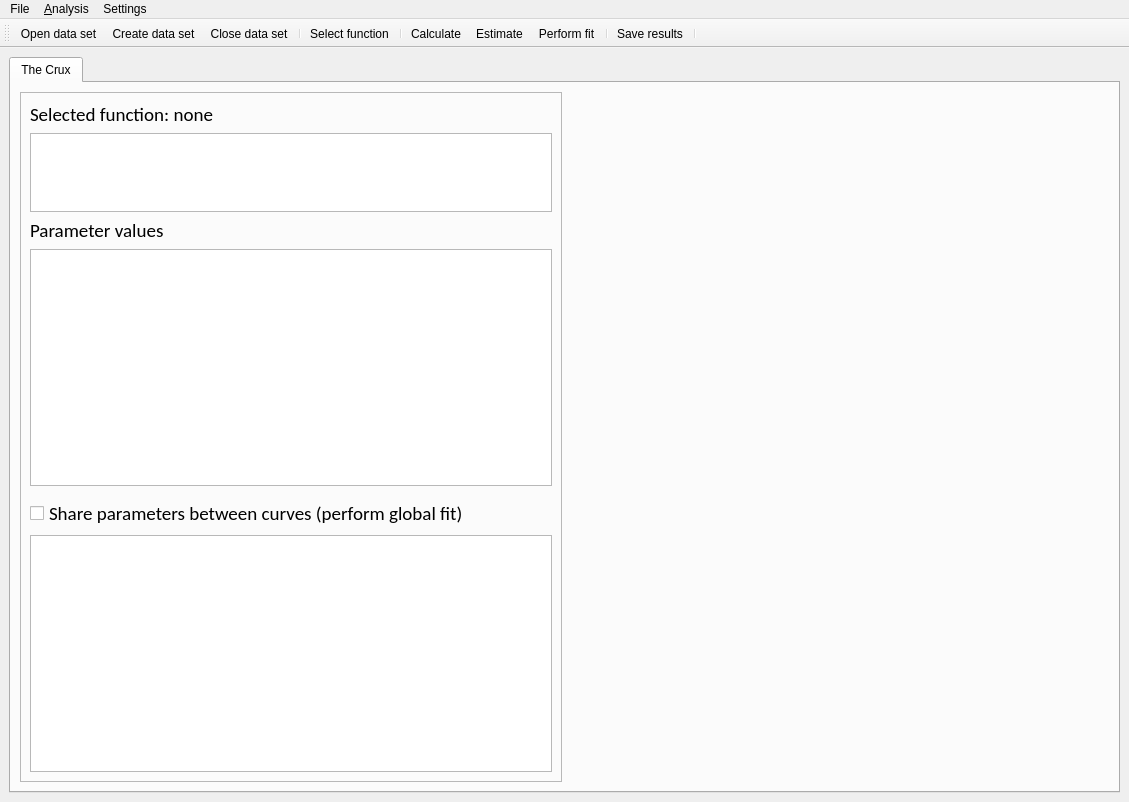
Before: the Qt Designer form Resources/UI/blits.ui in ubenu/Blits, drawn with Qt 5.
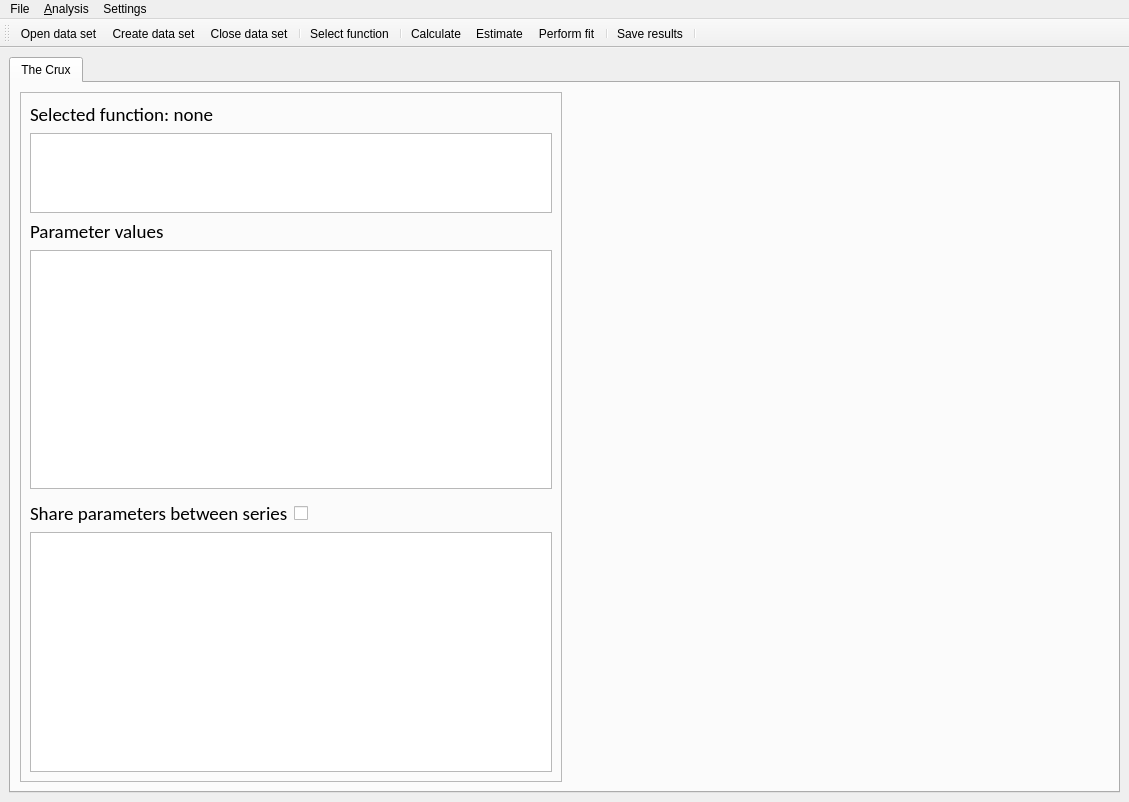
After: the same form once the commit is applied. Icons and pictures are not drawn.

Commit message: leftovers (previous commit is the important one)

The edit to the form file:
```diff
--- a/Resources/UI/blits.ui
+++ b/Resources/UI/blits.ui
@@ -141,7 +141,28 @@
             </layout>
            </item>
            <item>
+            <layout class="QHBoxLayout" name="horizontalLayout_4">
+             <item>
+              <widget class="QLabel" name="label">
+               <property name="font">
+                <font>
+                 <family>Calibri</family>
+                 <pointsize>14</pointsize>
+                </font>
+               </property>
+               <property name="text">
+                <string>Share parameters between series</string>
+               </property>
+              </widget>
+             </item>
+             <item>
             <widget class="QCheckBox" name="chk_global">
+               <property name="sizePolicy">
+                <sizepolicy hsizetype="Maximum" vsizetype="Fixed">
+                 <horstretch>0</horstretch>
+                 <verstretch>0</verstretch>
+                </sizepolicy>
+               </property>
              <property name="font">
               <font>
                <family>Calibri</family>
@@ -149,9 +170,24 @@
               </font>
              </property>
              <property name="text">
-              <string>Share parameters between curves (perform global fit)</string>
-             </property>
-            </widget>
+                <string/>
+               </property>
+              </widget>
+             </item>
+             <item>
+              <spacer name="horizontalSpacer">
+               <property name="orientation">
+                <enum>Qt::Horizontal</enum>
+               </property>
+               <property name="sizeHint" stdset="0">
+                <size>
+                 <width>40</width>
+                 <height>20</height>
+                </size>
+               </property>
+              </spacer>
+             </item>
+            </layout>
            </item>
            <item>
             <widget class="QTableWidget" name="tbl_series_links">
```
Lines whose indentation alone changed are shown as unchanged. The commit also changes 2 other files.
